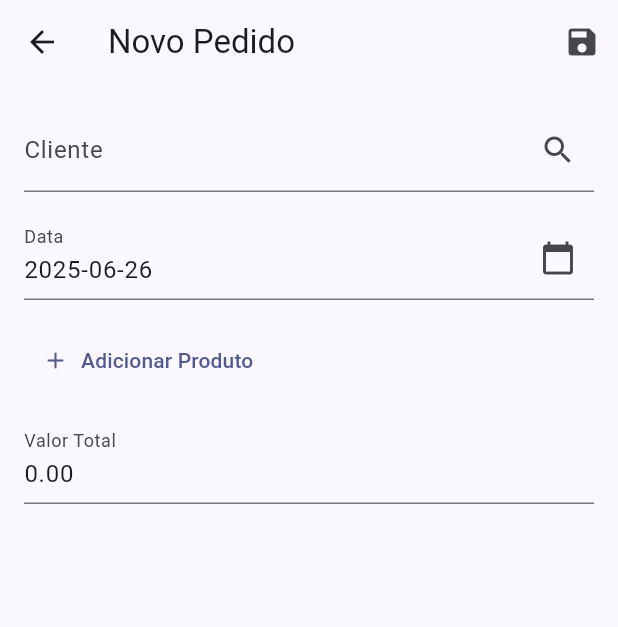
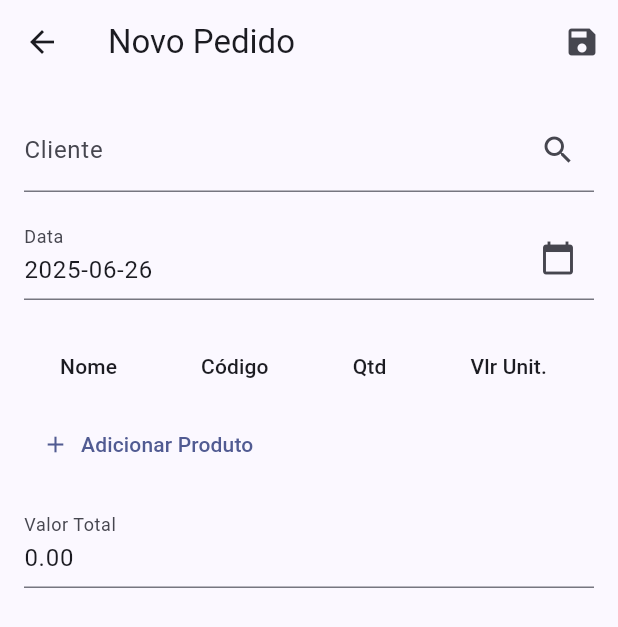
Before and after one commit to ftcconsultoria/siscontRestaurantesV2, a Flutter app: the OrderListScreen screen opened directly, after a tap on the "add" icon, on a phone screen of 412 x 824 dp. Shown: the top 627 px of the screen. Run offline on Flutter 3.47's test engine with Material 3 defaults, Android fonts, the phone set to English and light mode, and no system bars; our stand-ins replace cached_network_image, cross_file, flutter_image_compress, image_picker, share_plus, shared_preferences and 2 more; missing offline and left inert: mobile_scanner; accounts and stored records are empty.

Commit message:
Show detailed order item info

```diff
--- a/lib/db/order_item_dao.dart
+++ b/lib/db/order_item_dao.dart
@@ -8,7 +8,8 @@ class OrderItemDao {
     final db = await _db;
     return await db.rawQuery('''
 SELECT i.PITEN_PK, i.PDOC_PK, i.EPRO_PK, i.PITEN_QTD,
-       i.PITEN_VLR_UNITARIO, i.PITEN_VLR_TOTAL, p.EPRO_DESCRICAO
+       i.PITEN_VLR_UNITARIO, i.PITEN_VLR_TOTAL,
+       p.EPRO_DESCRICAO, p.EPRO_COD_EAN
 FROM PEDI_ITENS i
 JOIN ESTQ_PRODUTO p ON i.EPRO_PK = p.EPRO_PK
 WHERE i.PDOC_PK = ?
--- a/lib/screens/order_form_screen.dart
+++ b/lib/screens/order_form_screen.dart
@@ -274,6 +274,7 @@ class _OrderFormScreenState extends State<OrderFormScreen> {
           'PITEN_VLR_UNITARIO': unit,
           'PITEN_VLR_TOTAL': total,
           'EPRO_DESCRICAO': product['EPRO_DESCRICAO'],
+          'EPRO_COD_EAN': product['EPRO_COD_EAN'],
         });
         _updateTotal();
       });
@@ -343,21 +344,34 @@ class _OrderFormScreenState extends State<OrderFormScreen> {
             onTap: widget.order == null ? _pickDate : null,
           ),
           const SizedBox(height: 16),
-          ListView.builder(
-            shrinkWrap: true,
-            physics: const NeverScrollableScrollPhysics(),
-            itemCount: _items.length,
-            itemBuilder: (context, index) {
-              final i = _items[index];
-              return ListTile(
-                title: Text(i['EPRO_DESCRICAO'] ?? ''),
-                subtitle: Text('Qtd: ${i['PITEN_QTD']} - Total: ${i['PITEN_VLR_TOTAL']}'),
-                trailing: IconButton(
-                  icon: const Icon(Icons.delete),
-                  onPressed: () => _removeItem(index),
-                ),
-              );
-            },
+          SingleChildScrollView(
+            scrollDirection: Axis.horizontal,
+            child: DataTable(
+              columns: const [
+                DataColumn(label: Text('Nome')),
+                DataColumn(label: Text('Código')),
+                DataColumn(label: Text('Qtd')),
+                DataColumn(label: Text('Vlr Unit.')),
+                DataColumn(label: Text('Vlr Total')),
+                DataColumn(label: Text('')),
+              ],
+              rows: List.generate(_items.length, (index) {
+                final i = _items[index];
+                return DataRow(cells: [
+                  DataCell(Text(i['EPRO_DESCRICAO'] ?? '')),
+                  DataCell(Text(i['EPRO_COD_EAN']?.toString() ?? '')),
+                  DataCell(Text('${i['PITEN_QTD']}')),
+                  DataCell(Text('${i['PITEN_VLR_UNITARIO']}')),
+                  DataCell(Text('${i['PITEN_VLR_TOTAL']}')),
+                  DataCell(
+                    IconButton(
+                      icon: const Icon(Icons.delete),
+                      onPressed: () => _removeItem(index),
+                    ),
+                  ),
+                ]);
+              }),
+            ),
           ),
           Align(
             alignment: Alignment.centerLeft,
```
